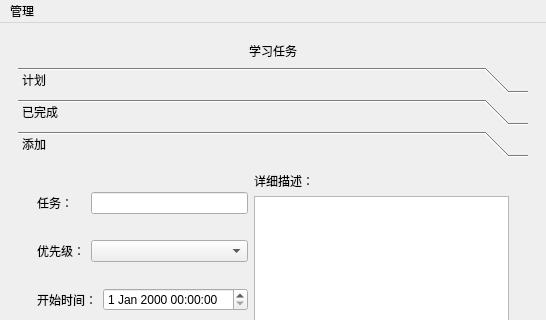
The window that planner_teamwork/mainwindow.ui (xifeng0126/Planner_teamwork) describes before a commit, drawn with Qt 5; both pictures show x 0 to 546 and y 0 to 320 of the 546 by 510 pixel window.
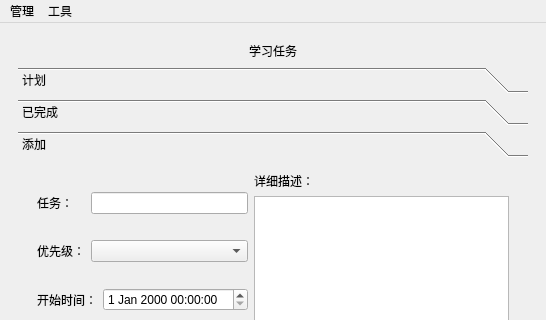
The same window after the commit. The open tabs and pages were chosen to show the change. Custom widgets are drawn as their Qt base class.

The edit to the form file:
```diff
--- a/planner_teamwork/mainwindow.ui
+++ b/planner_teamwork/mainwindow.ui
@@ -303,7 +303,7 @@
      <x>0</x>
      <y>0</y>
      <width>546</width>
-     <height>21</height>
+     <height>23</height>
     </rect>
    </property>
    <widget class="QMenu" name="menu">
@@ -313,7 +313,14 @@
     <addaction name="actiona"/>
     <addaction name="actionb"/>
    </widget>
+   <widget class="QMenu" name="menu_2">
+    <property name="title">
+     <string>工具</string>
+    </property>
+    <addaction name="actionTimer"/>
+   </widget>
    <addaction name="menu"/>
+   <addaction name="menu_2"/>
   </widget>
   <widget class="QStatusBar" name="statusbar"/>
   <action name="actiona">
```
Left out of the diff: 13 changed lines with no effect on the pictures.
